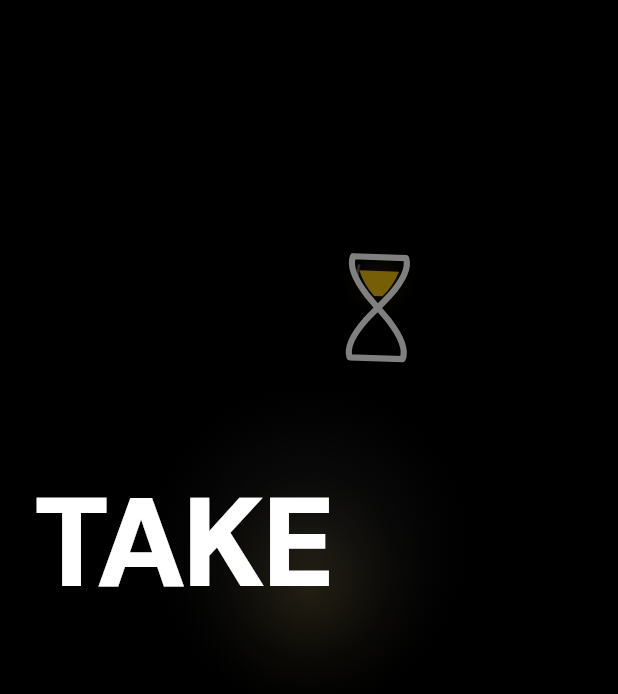
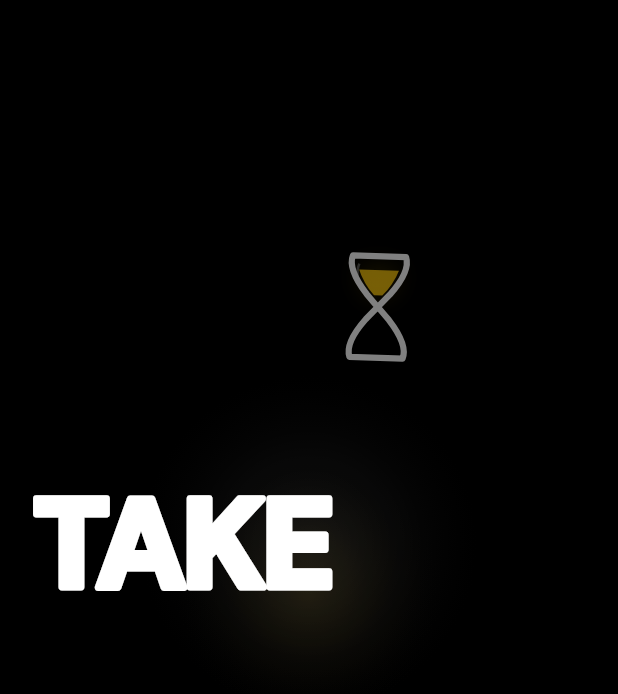
Before and after one commit to stef25fwi/take3, a Flutter app: the first screen one second after launch, on a phone screen of 412 x 824 dp. Shown: the top 694 px of the screen. Run offline on Flutter 3.47's test engine with Material 3 defaults, Android fonts, the phone set to English and light mode, and no system bars; our stand-ins replace camera, cloud_firestore, cloud_functions, connectivity_plus, firebase_auth, firebase_core and 11 more; accounts and stored records are empty.

Commit message:
chore: sync main

```diff
--- a/take30/lib/screens/splash_screen.dart
+++ b/take30/lib/screens/splash_screen.dart
@@ -395,7 +395,10 @@ class _AnimatedLogoText extends StatelessWidget {
       scale: scale,
       child: Opacity(
         opacity: opacity,
-        child: Text(
+        child: Stack(
+          alignment: Alignment.center,
+          children: [
+            Text(
               text,
               textHeightBehavior: const TextHeightBehavior(
                 applyHeightToFirstAscent: false,
@@ -405,8 +408,13 @@ class _AnimatedLogoText extends StatelessWidget {
                 fontSize: fontSize,
                 fontWeight: FontWeight.w900,
                 height: 1,
-            letterSpacing: -3.2,
-            color: color,
+                letterSpacing: -3.4,
+                foreground: Paint()
+                  ..style = PaintingStyle.stroke
+                  ..strokeWidth = fontSize * 0.055
+                  ..strokeJoin = StrokeJoin.round
+                  ..strokeCap = StrokeCap.round
+                  ..color = color,
                 shadows: [
                   Shadow(
                     color: Colors.black.withValues(alpha: shadowOpacity),
@@ -415,6 +423,22 @@ class _AnimatedLogoText extends StatelessWidget {
                   ),
                 ],
               ),
+            ),
+            Text(
+              text,
+              textHeightBehavior: const TextHeightBehavior(
+                applyHeightToFirstAscent: false,
+                applyHeightToLastDescent: false,
+              ),
+              style: TextStyle(
+                fontSize: fontSize,
+                fontWeight: FontWeight.w900,
+                height: 1,
+                letterSpacing: -3.4,
+                color: color,
+              ),
+            ),
+          ],
         ),
       ),
     );
@@ -434,7 +458,10 @@ class _StaticLogoText extends StatelessWidget {
 
   @override
   Widget build(BuildContext context) {
-    return Text(
+    return Stack(
+      alignment: Alignment.center,
+      children: [
+        Text(
           text,
           textHeightBehavior: const TextHeightBehavior(
             applyHeightToFirstAscent: false,
@@ -444,9 +471,30 @@ class _StaticLogoText extends StatelessWidget {
             fontSize: fontSize,
             fontWeight: FontWeight.w900,
             height: 1,
-        letterSpacing: -3.2,
+            letterSpacing: -3.4,
+            foreground: Paint()
+              ..style = PaintingStyle.stroke
+              ..strokeWidth = fontSize * 0.055
+              ..strokeJoin = StrokeJoin.round
+              ..strokeCap = StrokeCap.round
+              ..color = color,
+          ),
+        ),
+        Text(
+          text,
+          textHeightBehavior: const TextHeightBehavior(
+            applyHeightToFirstAscent: false,
+            applyHeightToLastDescent: false,
+          ),
+          style: TextStyle(
+            fontSize: fontSize,
+            fontWeight: FontWeight.w900,
+            height: 1,
+            letterSpacing: -3.4,
             color: color,
           ),
+        ),
+      ],
     );
   }
 }
```
Lines whose indentation alone changed are shown as unchanged.
